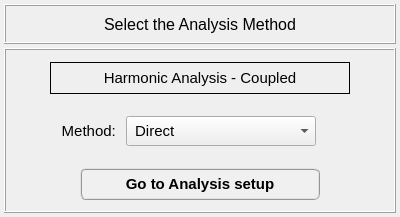
open-pulse/OpenPulse, file data/user_input/ui_files/analysis_/general_/harmonic_analysis_method_input.ui: the form before one commit.
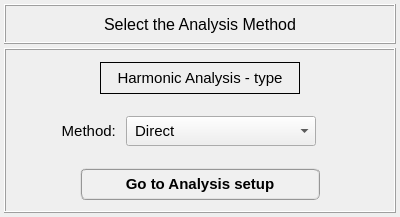
The form after the commit. Icons and pictures are not drawn.

Patch:
```diff
--- a/data/user_input/ui_files/analysis_/general_/harmonic_analysis_method_input.ui
+++ b/data/user_input/ui_files/analysis_/general_/harmonic_analysis_method_input.ui
@@ -195,10 +195,20 @@
           <number>4</number>
          </property>
          <item row="0" column="0">
+          <widget class="QFrame" name="frame_7">
+           <property name="frameShape">
+            <enum>QFrame::NoFrame</enum>
+           </property>
+           <property name="frameShadow">
+            <enum>QFrame::Raised</enum>
+           </property>
+          </widget>
+         </item>
+         <item row="0" column="1">
           <widget class="QLabel" name="label_title">
            <property name="minimumSize">
             <size>
-             <width>300</width>
+             <width>200</width>
              <height>32</height>
             </size>
            </property>
@@ -224,7 +234,7 @@
             <enum>QFrame::Plain</enum>
            </property>
            <property name="text">
-            <string>Harmonic Analysis - Coupled</string>
+            <string>  Harmonic Analysis - type  </string>
            </property>
            <property name="textFormat">
             <enum>Qt::AutoText</enum>
@@ -234,6 +244,16 @@
            </property>
           </widget>
          </item>
+         <item row="0" column="2">
+          <widget class="QFrame" name="frame_8">
+           <property name="frameShape">
+            <enum>QFrame::NoFrame</enum>
+           </property>
+           <property name="frameShadow">
+            <enum>QFrame::Raised</enum>
+           </property>
+          </widget>
+         </item>
         </layout>
        </widget>
       </item>
```
